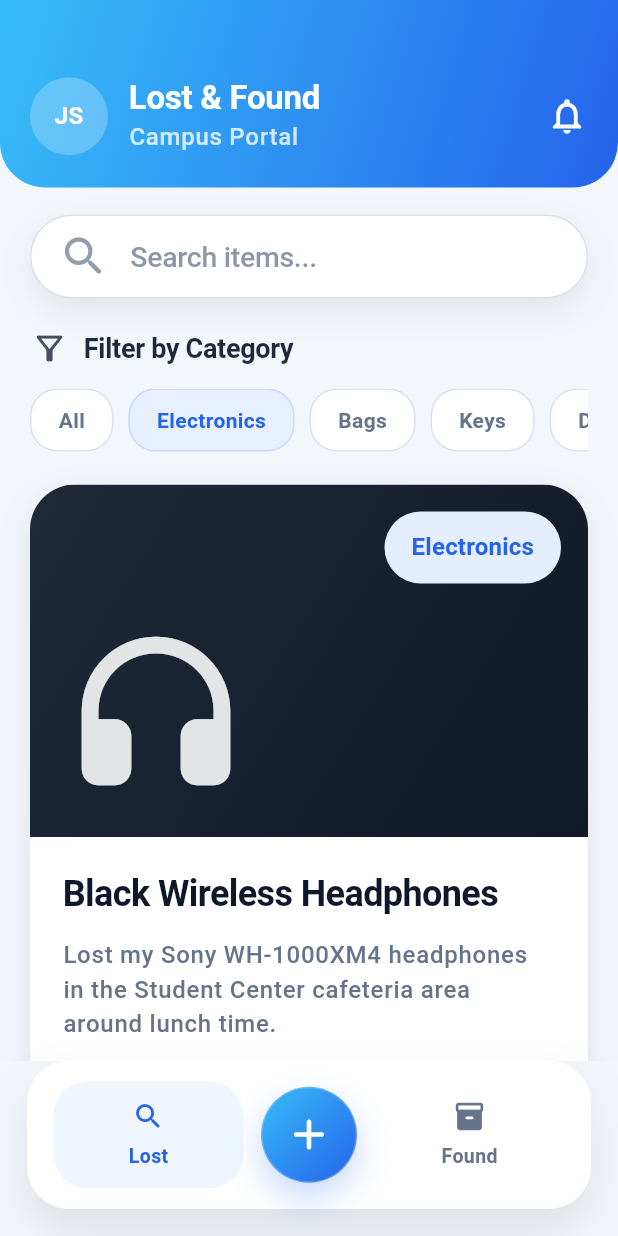
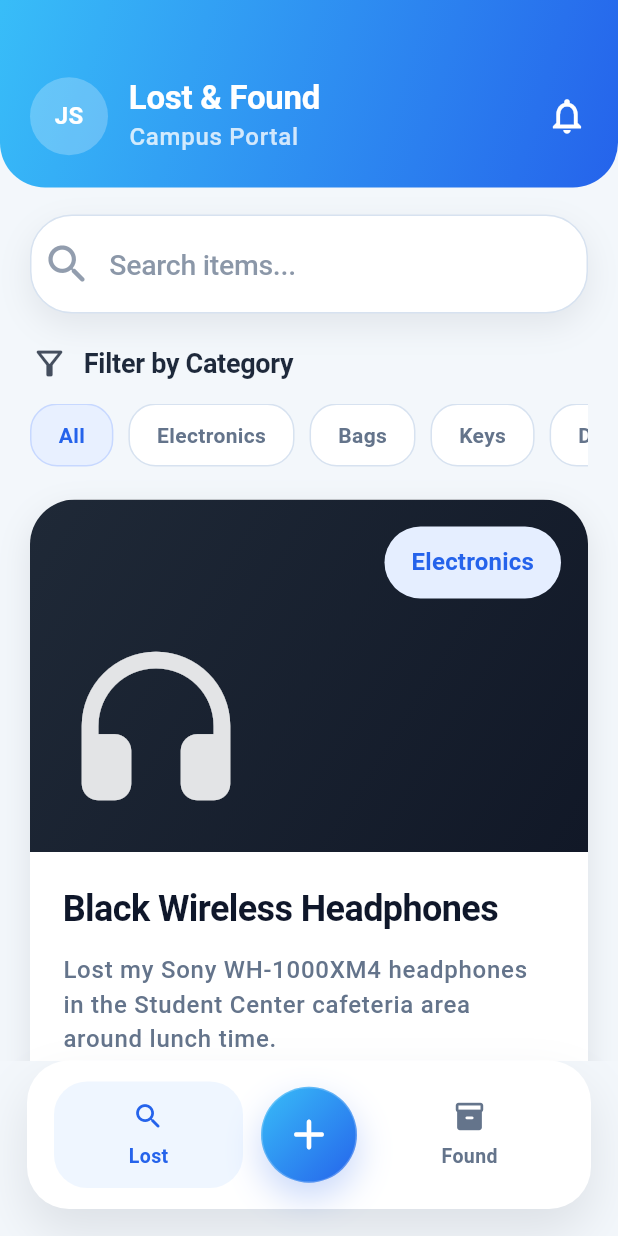
Before and after one commit to Oyunbldd/thesis, a Flutter app: the LostItemsView screen opened by its route, on a phone screen of 412 x 824 dp. Run offline on Flutter 3.47's test engine with Material 3 defaults, Android fonts, the light colour scheme and no system bars.

Commit message:
feat:searchbar and category filter working fine (#issue31)

```diff
--- a/lost_found_app/lib/views/lost/lost_items_view.dart
+++ b/lost_found_app/lib/views/lost/lost_items_view.dart
@@ -4,9 +4,14 @@ import '../../utils/app_theme.dart';
 import '../../widgets/bottom_nav_bar.dart';
 import '../../widgets/home_header.dart';
 
-class LostItemsView extends StatelessWidget {
+class LostItemsView extends StatefulWidget {
   const LostItemsView({super.key});
 
+  @override
+  State<LostItemsView> createState() => _LostItemsViewState();
+}
+
+class _LostItemsViewState extends State<LostItemsView> {
   static const List<String> _categories = <String>[
     'All',
     'Electronics',
@@ -51,9 +56,38 @@ class LostItemsView extends StatelessWidget {
     ),
   ];
 
+  final TextEditingController _searchController = TextEditingController();
+
+  String _selectedCategory = _categories.first;
+  String _searchQuery = '';
+
+  List<_LostItemData> get _filteredItems {
+    final query = _searchQuery.trim().toLowerCase();
+
+    return _sampleItems.where((item) {
+      final matchesCategory =
+          _selectedCategory == 'All' || item.category == _selectedCategory;
+      final matchesQuery =
+          query.isEmpty ||
+          item.title.toLowerCase().contains(query) ||
+          item.description.toLowerCase().contains(query) ||
+          item.location.toLowerCase().contains(query) ||
+          item.category.toLowerCase().contains(query);
+
+      return matchesCategory && matchesQuery;
+    }).toList();
+  }
+
+  @override
+  void dispose() {
+    _searchController.dispose();
+    super.dispose();
+  }
+
   @override
   Widget build(BuildContext context) {
     final textTheme = Theme.of(context).textTheme;
+    final filteredItems = _filteredItems;
 
     return Scaffold(
       backgroundColor: AppTheme.background,
@@ -64,7 +98,14 @@ class LostItemsView extends StatelessWidget {
             child: ListView(
               padding: const EdgeInsets.fromLTRB(20, 18, 20, 8),
               children: [
-                const _SearchBar(),
+                _SearchBar(
+                  controller: _searchController,
+                  onChanged: (value) {
+                    setState(() {
+                      _searchQuery = value;
+                    });
+                  },
+                ),
                 const SizedBox(height: 20),
                 Row(
                   children: [
@@ -93,17 +134,27 @@ class LostItemsView extends StatelessWidget {
                         const SizedBox(width: 10),
                     itemBuilder: (context, index) {
                       final category = _categories[index];
-                      final isSelected = index == 1;
+                      final isSelected = category == _selectedCategory;
 
                       return _CategoryChip(
                         label: category,
                         isSelected: isSelected,
+                        onTap: () {
+                          setState(() {
+                            _selectedCategory = category;
+                          });
+                        },
                       );
                     },
                   ),
                 ),
                 const SizedBox(height: 22),
-                ..._sampleItems.map(
+                if (filteredItems.isEmpty)
+                  _EmptyState(
+                    selectedCategory: _selectedCategory,
+                    searchQuery: _searchQuery,
+                  ),
+                ...filteredItems.map(
                   (item) => Padding(
                     padding: const EdgeInsets.only(bottom: 18),
                     child: _LostItemCard(item: item),
@@ -120,12 +171,14 @@ class LostItemsView extends StatelessWidget {
 }
 
 class _SearchBar extends StatelessWidget {
-  const _SearchBar();
+  const _SearchBar({required this.controller, required this.onChanged});
+
+  final TextEditingController controller;
+  final ValueChanged<String> onChanged;
 
   @override
   Widget build(BuildContext context) {
     return Container(
-      padding: const EdgeInsets.symmetric(horizontal: 18, vertical: 10),
       decoration: BoxDecoration(
         color: AppTheme.surface,
         borderRadius: BorderRadius.circular(28),
@@ -138,37 +191,66 @@ class _SearchBar extends StatelessWidget {
           ),
         ],
       ),
-      child: Row(
-        children: [
-          Icon(
+      child: TextField(
+        controller: controller,
+        onChanged: onChanged,
+        style: Theme.of(context).textTheme.titleLarge?.copyWith(
+          fontSize: 19,
+          color: AppTheme.textPrimary,
+          fontWeight: FontWeight.w500,
+        ),
+        decoration: InputDecoration(
+          hintText: 'Search items...',
+          hintStyle: Theme.of(context).textTheme.titleLarge?.copyWith(
+            fontSize: 19,
+            color: AppTheme.textSecondary.withValues(alpha: 0.75),
+            fontWeight: FontWeight.w500,
+          ),
+          prefixIcon: Icon(
             Icons.search_rounded,
             size: 34,
             color: AppTheme.textSecondary.withValues(alpha: 0.7),
           ),
-          const SizedBox(width: 14),
-          Text(
-            'Search items...',
-            style: Theme.of(context).textTheme.titleLarge?.copyWith(
-              fontSize: 19,
-              color: AppTheme.textSecondary.withValues(alpha: 0.75),
-              fontWeight: FontWeight.w500,
+          suffixIcon: controller.text.isNotEmpty
+              ? IconButton(
+                  onPressed: () {
+                    controller.clear();
+                    onChanged('');
+                  },
+                  icon: const Icon(Icons.close_rounded),
+                  color: AppTheme.textSecondary,
+                )
+              : null,
+          filled: false,
+          border: InputBorder.none,
+          enabledBorder: InputBorder.none,
+          focusedBorder: InputBorder.none,
+          contentPadding: const EdgeInsets.symmetric(
+            horizontal: 18,
+            vertical: 20,
           ),
         ),
-        ],
       ),
     );
   }
 }
 
 class _CategoryChip extends StatelessWidget {
-  const _CategoryChip({required this.label, required this.isSelected});
+  const _CategoryChip({
+    required this.label,
+    required this.isSelected,
+    required this.onTap,
+  });
 
   final String label;
   final bool isSelected;
+  final VoidCallback onTap;
 
   @override
   Widget build(BuildContext context) {
-    return AnimatedContainer(
+    return GestureDetector(
+      onTap: onTap,
+      child: AnimatedContainer(
         duration: const Duration(milliseconds: 200),
         padding: const EdgeInsets.symmetric(horizontal: 18, vertical: 10),
         decoration: BoxDecoration(
@@ -184,6 +266,60 @@ class _CategoryChip extends StatelessWidget {
             color: isSelected ? AppTheme.primary : AppTheme.textSecondary,
             fontWeight: FontWeight.w700,
           ),
+        ),
+      ),
+    );
+  }
+}
+
+class _EmptyState extends StatelessWidget {
+  const _EmptyState({
+    required this.selectedCategory,
+    required this.searchQuery,
+  });
+
+  final String selectedCategory;
+  final String searchQuery;
+
+  @override
+  Widget build(BuildContext context) {
+    final textTheme = Theme.of(context).textTheme;
+    final filterText = selectedCategory == 'All'
+        ? 'all categories'
+        : selectedCategory;
+    final queryText = searchQuery.trim().isEmpty
+        ? 'without a search term'
+        : 'for "${searchQuery.trim()}"';
+
+    return Container(
+      padding: const EdgeInsets.all(24),
+      decoration: BoxDecoration(
+        color: AppTheme.surface,
+        borderRadius: BorderRadius.circular(28),
+        border: Border.all(color: AppTheme.border),
+      ),
+      child: Column(
+        children: [
+          const Icon(
+            Icons.search_off_rounded,
+            size: 40,
+            color: AppTheme.textSecondary,
+          ),
+          const SizedBox(height: 14),
+          Text(
+            'No matching items',
+            style: textTheme.titleLarge?.copyWith(
+              fontSize: 19,
+              color: AppTheme.secondary,
+            ),
+          ),
+          const SizedBox(height: 8),
+          Text(
+            'Try a different search or category. Right now we found nothing in $filterText $queryText.',
+            style: textTheme.bodyMedium?.copyWith(height: 1.5),
+            textAlign: TextAlign.center,
+          ),
+        ],
       ),
     );
   }
```
Lines whose indentation alone changed are shown as unchanged.
